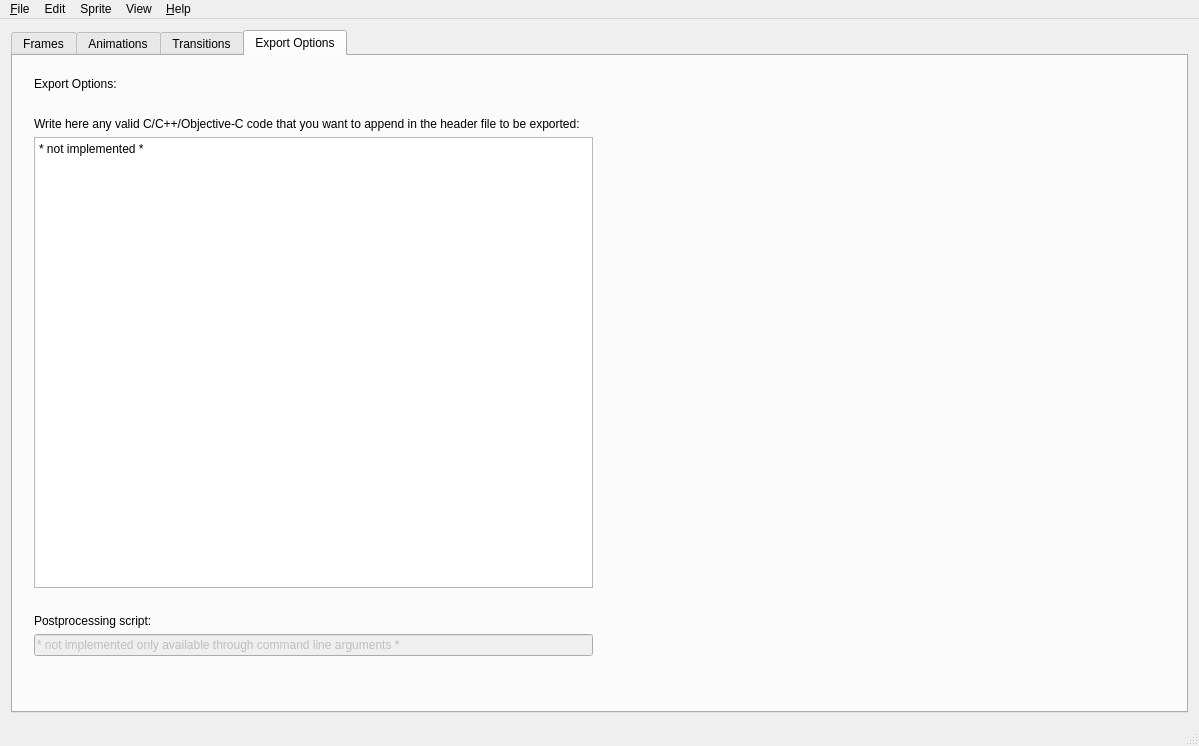
Before: the Qt Designer form mainwindow.ui in lvklabs/sprite-animator-tool, drawn with Qt 5.
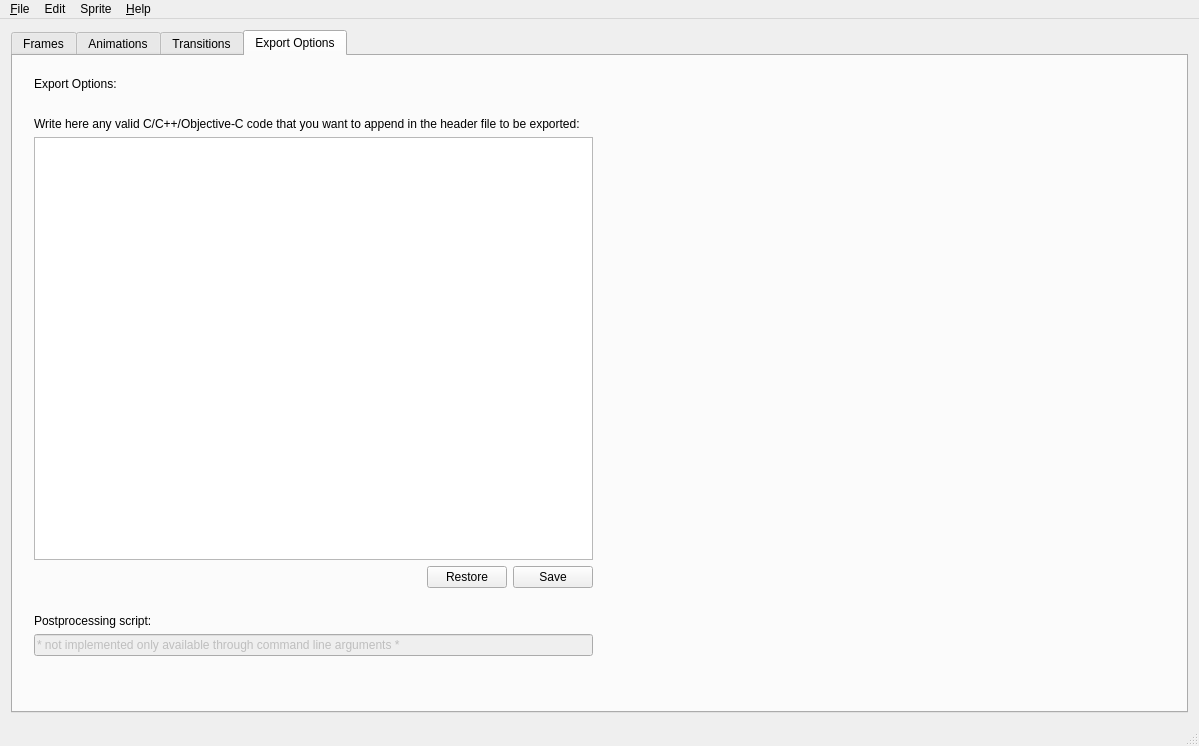
After: the same form once the commit is applied. The open tabs and pages were chosen to show the change. Icons and pictures are not drawn. Custom widgets are drawn as their Qt base class.

Commit message: Implemented save/restore custom header. Disabled View menu

Patch:
```diff
--- a/mainwindow.ui
+++ b/mainwindow.ui
@@ -46,7 +46,7 @@
        </size>
       </property>
       <property name="currentIndex">
-       <number>1</number>
+       <number>3</number>
       </property>
       <widget class="QWidget" name="framesTab">
        <attribute name="title">
@@ -803,8 +803,8 @@
               <rect>
                <x>0</x>
                <y>0</y>
-               <width>371</width>
-               <height>592</height>
+               <width>98</width>
+               <height>28</height>
               </rect>
              </property>
              <property name="sizePolicy">
@@ -846,8 +846,8 @@
               <rect>
                <x>0</x>
                <y>0</y>
-               <width>371</width>
-               <height>590</height>
+               <width>98</width>
+               <height>28</height>
               </rect>
              </property>
              <widget class="LvkAnimationWidget" name="aniPreview" native="true">
@@ -1636,17 +1636,22 @@
          </rect>
         </property>
         <layout class="QGridLayout" name="gridLayout_4">
-         <item row="3" column="0">
+         <item row="3" column="0" colspan="3">
           <widget class="QPlainTextEdit" name="customHeaderText">
+           <property name="font">
+            <font>
+             <family>Courier New</family>
+            </font>
+           </property>
            <property name="lineWrapMode">
             <enum>QPlainTextEdit::NoWrap</enum>
            </property>
            <property name="plainText">
-            <string>* not implemented *</string>
+            <string/>
            </property>
           </widget>
          </item>
-         <item row="2" column="0">
+         <item row="2" column="0" colspan="3">
           <widget class="QLabel" name="exportExplanationLabel">
            <property name="text">
             <string>Write here any valid C/C++/Objective-C code that you want to append in the header file to be exported:</string>
@@ -1659,14 +1664,14 @@
            </property>
           </widget>
          </item>
-         <item row="0" column="0">
+         <item row="0" column="0" colspan="3">
           <widget class="QLabel" name="exportOptionsLabel">
            <property name="text">
             <string>Export Options:</string>
            </property>
           </widget>
          </item>
-         <item row="1" column="0">
+         <item row="1" column="0" colspan="3">
           <spacer name="verticalSpacer">
            <property name="orientation">
             <enum>Qt::Vertical</enum>
@@ -1682,7 +1687,7 @@
            </property>
           </spacer>
          </item>
-         <item row="4" column="0">
+         <item row="5" column="0" colspan="3">
           <spacer name="verticalSpacer_2">
            <property name="orientation">
             <enum>Qt::Vertical</enum>
@@ -1698,14 +1703,14 @@
            </property>
           </spacer>
          </item>
-         <item row="5" column="0">
+         <item row="6" column="0" colspan="3">
           <widget class="QLabel" name="postprocessingLabel">
            <property name="text">
             <string>Postprocessing script:</string>
            </property>
           </widget>
          </item>
-         <item row="6" column="0">
+         <item row="7" column="0" colspan="3">
           <widget class="QLineEdit" name="lineEdit">
            <property name="enabled">
             <bool>false</bool>
@@ -1715,6 +1720,39 @@
            </property>
           </widget>
          </item>
+         <item row="4" column="1">
+          <widget class="QPushButton" name="restoreCustomHeaderButton">
+           <property name="toolTip">
+            <string>Restore to previous saved header</string>
+           </property>
+           <property name="text">
+            <string>Restore</string>
+           </property>
+          </widget>
+         </item>
+         <item row="4" column="2">
+          <widget class="QPushButton" name="saveCustomHeaderButton">
+           <property name="toolTip">
+            <string>Save header</string>
+           </property>
+           <property name="text">
+            <string>Save</string>
+           </property>
+          </widget>
+         </item>
+         <item row="4" column="0">
+          <spacer name="horizontalSpacer_14">
+           <property name="orientation">
+            <enum>Qt::Horizontal</enum>
+           </property>
+           <property name="sizeHint" stdset="0">
+            <size>
+             <width>40</width>
+             <height>20</height>
+            </size>
+           </property>
+          </spacer>
+         </item>
         </layout>
        </widget>
       </widget>
@@ -1759,15 +1797,6 @@
     <addaction name="actionWhatsThis"/>
     <addaction name="actionAbout"/>
    </widget>
-   <widget class="QMenu" name="menuView">
-    <property name="title">
-     <string>View</string>
-    </property>
-    <addaction name="actionFramesTab"/>
-    <addaction name="actionAnimationsTab"/>
-    <addaction name="separator"/>
-    <addaction name="actionShowHideFramesPreview"/>
-   </widget>
    <widget class="QMenu" name="menuEdit">
     <property name="title">
      <string>Edit</string>
@@ -1799,7 +1828,6 @@
    <addaction name="menu_File"/>
    <addaction name="menuEdit"/>
    <addaction name="menuActions"/>
-   <addaction name="menuView"/>
    <addaction name="menu_Help"/>
   </widget>
   <widget class="QStatusBar" name="statusBar"/>
@@ -1881,6 +1909,9 @@
    </property>
   </action>
   <action name="actionFramesTab">
+   <property name="enabled">
+    <bool>true</bool>
+   </property>
    <property name="text">
     <string>Frames tab</string>
    </property>
```
The commit also changes 6 other files.
